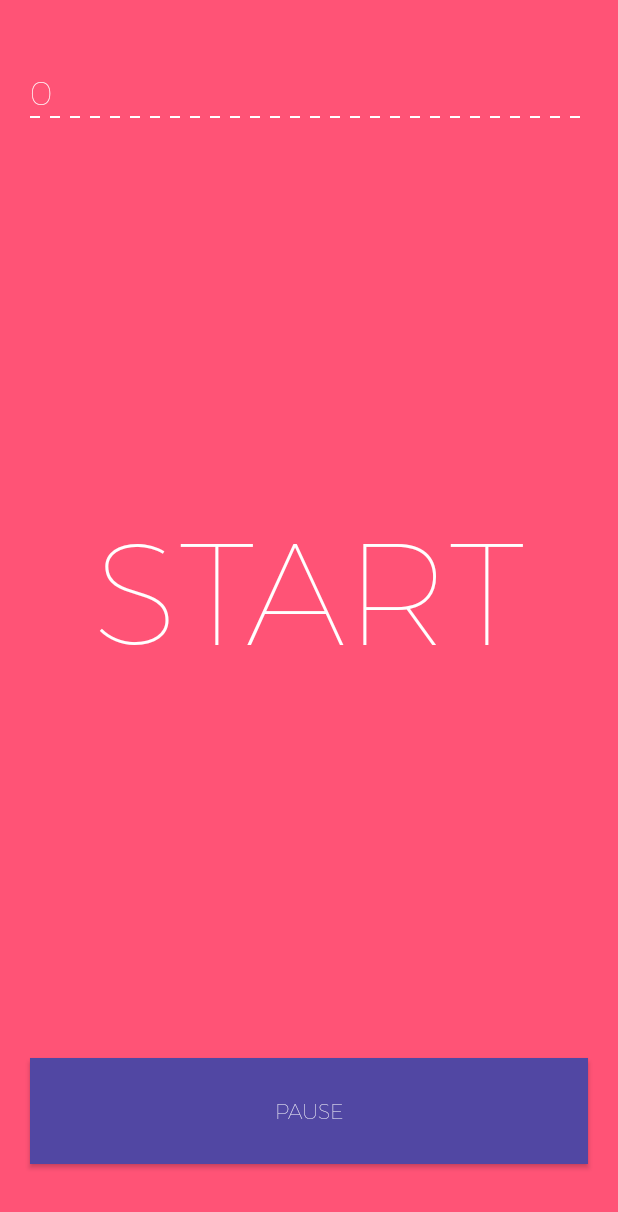
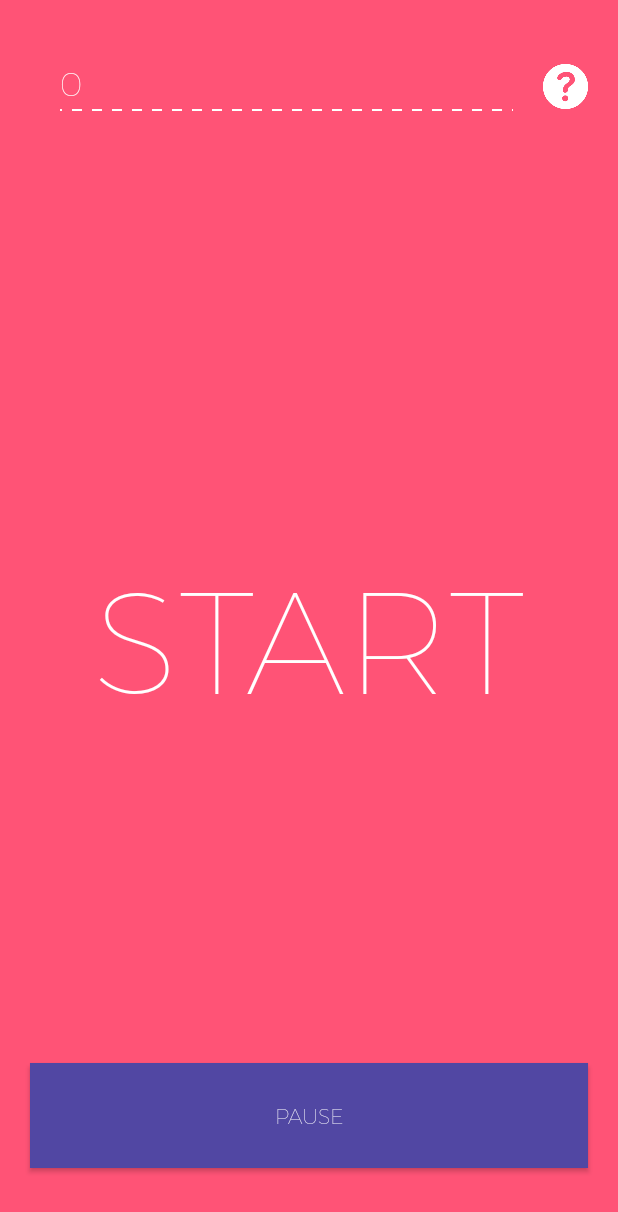
Before and after one commit to srichakradhar/Crazy3, an Android app: the screen it shows after launch (GameActivity), on a phone screen of 412 x 824 dp. Shown: the top 1212 px of the screen. Run offline under Robolectric (Android 15) with nearby library versions, the phone set to English and light mode, and no system bars.

```diff
--- /dev/null
+++ b/app/src/main/res/anim/scale_down.xml
@@ -0,0 +1,9 @@
+<?xml version="1.0" encoding="utf-8"?>
+<scale xmlns:android="http://schemas.android.com/apk/res/android"
+    android:fromXScale="1.0"
+    android:toXScale="0.1"
+    android:fromYScale="1.0"
+    android:toYScale="0.1"
+    android:pivotX="50%"
+    android:pivotY="50%"
+/>
--- a/app/src/main/res/layout/activity_game.xml
+++ b/app/src/main/res/layout/activity_game.xml
@@ -5,28 +5,48 @@
     android:background="#ffff5376"
     android:gravity="center">
 
+    <LinearLayout
+        android:orientation="horizontal"
+        android:layout_width="match_parent"
+        android:layout_height="wrap_content"
+        android:layout_weight="0.1"
+        android:gravity="center_vertical"
+        android:layout_marginLeft="20dp"
+        android:layout_marginRight="20dp"
+        android:layout_marginTop="20dp">
+
+        <TextView
+            android:layout_width="wrap_content"
+            android:layout_height="wrap_content"
+            android:textAppearance="?android:attr/textAppearanceLarge"
+            android:text="0"
+            android:id="@+id/tvScore"
+            android:layout_weight="1"
+            android:textColor="#ffffff"
+            android:textStyle="bold"
+            android:background="@drawable/line"
+            android:foregroundGravity="center"
+            android:gravity="left"
+            android:singleLine="true"
+            android:layout_marginLeft="20dp"
+            android:layout_marginRight="20dp"
+            android:paddingBottom="5dp" />
+
+        <Button
+            style="?android:attr/buttonStyleSmall"
+            android:layout_width="30dp"
+            android:layout_height="30dp"
+            android:id="@+id/button"
+            android:background="@drawable/how_to"
+            android:height="48dp"
+            android:width="48dp" />
+    </LinearLayout>
+
     <View
         android:layout_width="0dp"
         android:layout_height="1dp"
         android:layout_weight="0.1" >
     </View>
-
-    <TextView
-        android:layout_width="match_parent"
-        android:layout_height="wrap_content"
-        android:textAppearance="?android:attr/textAppearanceLarge"
-        android:text="0"
-        android:id="@+id/tvScore"
-        android:layout_weight="0.01"
-        android:textColor="#ffffff"
-        android:textStyle="bold"
-        android:background="@drawable/line"
-        android:layout_gravity="center_horizontal"
-        android:foregroundGravity="center"
-        android:gravity="left"
-        android:singleLine="true"
-        android:layout_marginLeft="20dp"
-        android:layout_marginRight="20dp" />
 
     <Button
         android:layout_width="match_parent"
@@ -37,7 +57,6 @@
         android:layout_gravity="center"
         android:layout_marginLeft="20dp"
         android:layout_marginRight="20dp"
-        android:layout_margin="@dimen/activity_vertical_margin"
         android:gravity="center"
         android:padding="@dimen/abc_button_padding_horizontal_material"
         android:textColor="#ffffff"
```
Also changed, not shown: app/src/main/java/com/chukree/thumbsdown/GameActivity.java (+61 -19 lines), app/src/main/res/drawable/how_to.png (added).
